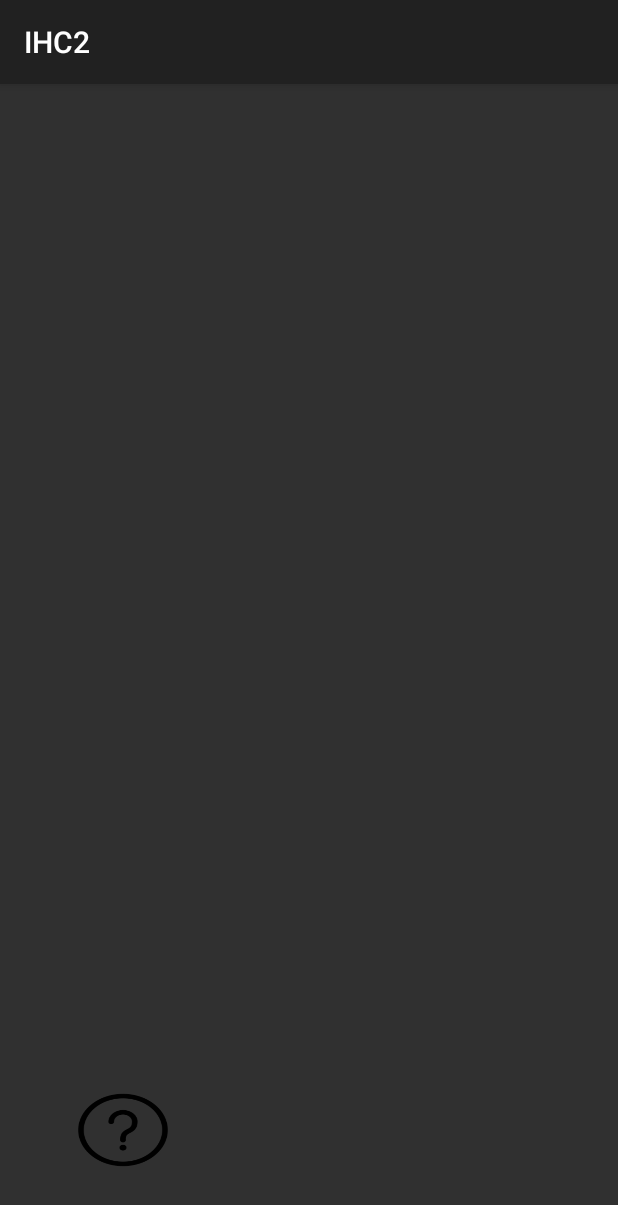
After one commit to emanuelrck/IHC2Project, an Android app built with Jetpack Compose: the Clipboard screen opened directly, with no data from a screen before it, on a phone screen of 412 x 824 dp. The commit adds this screen. Shown: the top 1205 px of the screen. Run offline under Robolectric (Android 15) with nearby library versions, the phone set to English and light mode, and no system bars.

Commit message:
clipboard page

```diff
--- a/app/src/main/AndroidManifest.xml
+++ b/app/src/main/AndroidManifest.xml
@@ -24,9 +24,13 @@
         android:theme="@style/MyMaterialTheme"
         tools:targetApi="31">
         <activity
+            android:name=".Clipboard"
+            android:exported="false"
+            android:theme="@style/Theme.AppCompat"/>
+        <activity
             android:name=".Camerak3"
             android:exported="false"
-            android:theme="@style/MyMaterialTheme"/>
+            android:theme="@style/MyMaterialTheme" />
         <activity
             android:name=".Camerak"
             android:exported="false"
--- /dev/null
+++ b/app/src/main/java/pt/app/ihc2/Clipboard.java
@@ -0,0 +1,46 @@
+package pt.app.ihc2;
+
+import androidx.appcompat.app.AppCompatActivity;
+
+import android.os.Bundle;
+import android.view.View;
+import android.widget.Button;
+import android.widget.Toast;
+
+
+public class Clipboard extends AppCompatActivity {
+
+    private boolean visitedFonte;
+    private Button FonteT;
+    private Button FonteF;
+    @Override
+    protected void onCreate(Bundle savedInstanceState) {
+        super.onCreate(savedInstanceState);
+        setContentView(R.layout.activity_clipboard);
+
+
+        initBtns();
+
+        visitedFonte = getIntent().getBooleanExtra("fonte",false);
+        if (visitedFonte){
+            FonteF.setVisibility(View.GONE);
+            FonteT.setOnClickListener(new View.OnClickListener(){
+                @Override
+                public void onClick(View view) {
+                    openFonteInfo();
+                }
+            });
+        }else {
+            FonteT.setVisibility(View.GONE);
+        }
+    }
+    private void initBtns(){
+        setContentView(R.layout.activity_clipboard);
+        FonteF = findViewById(R.id.desactiveFonte);
+        FonteT = findViewById(R.id.activeFonte);
+    }
+
+    private void openFonteInfo(){
+        Toast.makeText(this, "Fonte info window", Toast.LENGTH_SHORT).show();
+    }
+}
--- a/app/src/main/res/layout/activity_camera.xml
+++ b/app/src/main/res/layout/activity_camera.xml
@@ -6,10 +6,5 @@
     android:layout_height="match_parent"
     tools:context=".Camera">
 
-    <fragment
-        android:id="@+id/fragment"
-        android:name="com.google.ar.sceneform.ux.ArFragment"
-        android:layout_width="match_parent"
-        android:layout_height="match_parent"/>
 
 </RelativeLayout>
--- /dev/null
+++ b/app/src/main/res/layout/activity_clipboard.xml
@@ -0,0 +1,41 @@
+<?xml version="1.0" encoding="utf-8"?>
+<androidx.constraintlayout.widget.ConstraintLayout
+    xmlns:app="http://schemas.android.com/apk/res-auto"
+
+    xmlns:android="http://schemas.android.com/apk/res/android"
+    xmlns:tools="http://schemas.android.com/tools"
+    android:layout_width="match_parent"
+    android:layout_height="match_parent"
+    tools:context=".Clipboard">
+
+    <Button
+        android:id="@+id/activeFonte"
+        android:layout_width="76dp"
+        android:layout_height="61dp"
+        android:background="@drawable/fonte_marker"
+        android:padding="8dp"
+        app:layout_constraintBottom_toBottomOf="parent"
+        app:layout_constraintEnd_toEndOf="parent"
+        app:layout_constraintHorizontal_bias="0.131"
+        app:layout_constraintStart_toStartOf="parent"
+        app:layout_constraintTop_toTopOf="parent"
+        app:layout_constraintVertical_bias="0.943"
+        app:layout_editor_absoluteX="35dp"
+        app:layout_editor_absoluteY="632dp"
+        tools:ignore="MissingConstraints" />
+    <Button
+        android:id="@+id/desactiveFonte"
+        android:layout_width="76dp"
+        android:layout_height="61dp"
+        android:background="@drawable/unknown"
+        android:padding="8dp"
+        app:layout_constraintBottom_toBottomOf="parent"
+        app:layout_constraintEnd_toEndOf="parent"
+        app:layout_constraintHorizontal_bias="0.131"
+        app:layout_constraintStart_toStartOf="parent"
+        app:layout_constraintTop_toTopOf="parent"
+        app:layout_constraintVertical_bias="0.943"
+        app:layout_editor_absoluteX="35dp"
+        app:layout_editor_absoluteY="632dp"
+        tools:ignore="MissingConstraints" />
+</androidx.constraintlayout.widget.ConstraintLayout>
```
Also changed, not shown: app/src/main/java/pt/app/ihc2/MainActivity.java (+14 -1 lines), app/src/main/res/drawable/unknown.png (added).
